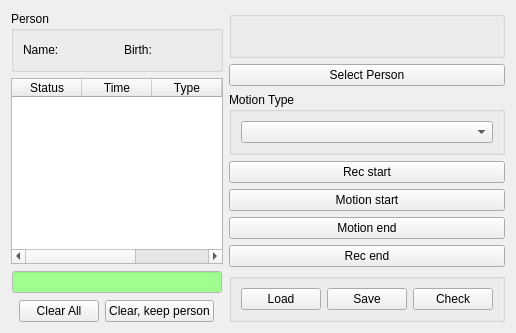
This is tinyos-2.x/trunk/support/cpp/TestShimmer/src/LogWidget.ui in baharev/szte-wsn-code as Qt 5 draws it before an edit. The edited form follows.
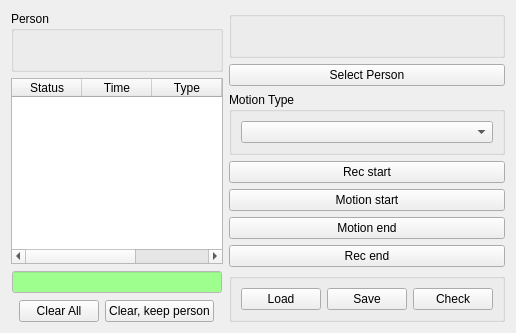
This is the edited form.

The edit to the form file:
```diff
--- a/tinyos-2.x/trunk/support/cpp/TestShimmer/src/LogWidget.ui
+++ b/tinyos-2.x/trunk/support/cpp/TestShimmer/src/LogWidget.ui
@@ -22,20 +22,6 @@
         <string>Person</string>
        </property>
        <layout class="QHBoxLayout" name="horizontalLayout_5">
-        <item>
-         <widget class="QLabel" name="label">
-          <property name="text">
-           <string>Name:</string>
-          </property>
-         </widget>
-        </item>
-        <item>
-         <widget class="QLabel" name="personLabel">
-          <property name="text">
-           <string/>
-          </property>
-         </widget>
-        </item>
         <item>
          <spacer name="horizontalSpacer_5">
           <property name="orientation">
@@ -50,9 +36,9 @@
          </spacer>
         </item>
         <item>
-         <widget class="QLabel" name="label_2">
+         <widget class="QLabel" name="personLabel">
           <property name="text">
-           <string>Birth:</string>
+           <string/>
           </property>
          </widget>
         </item>
```
